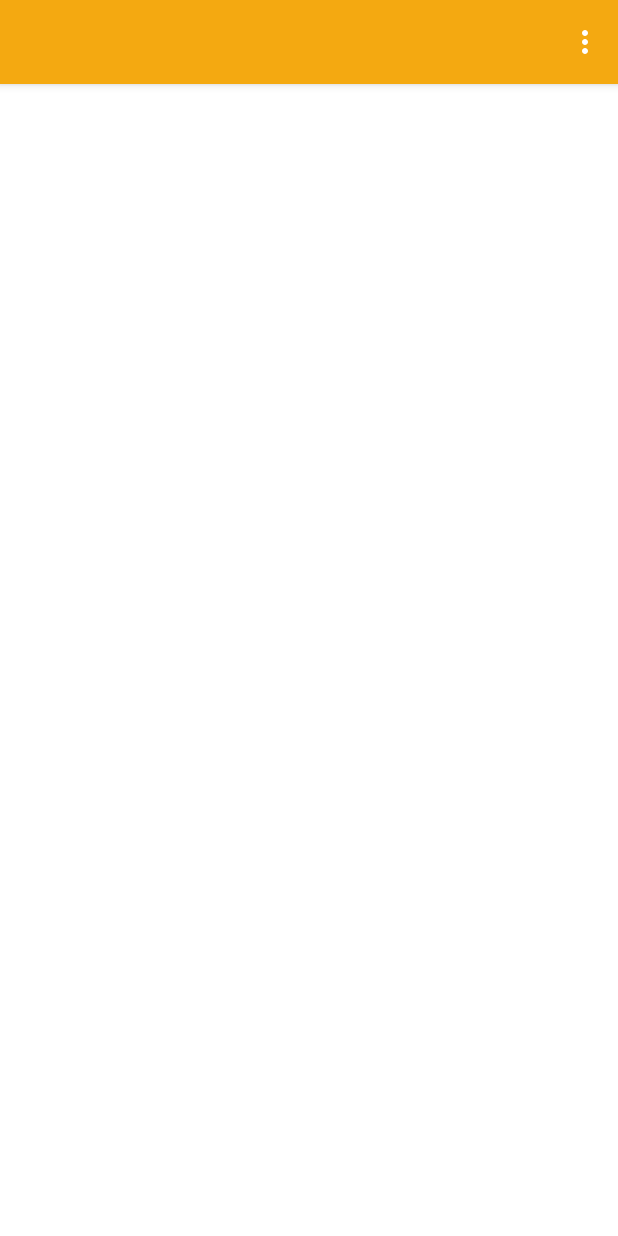
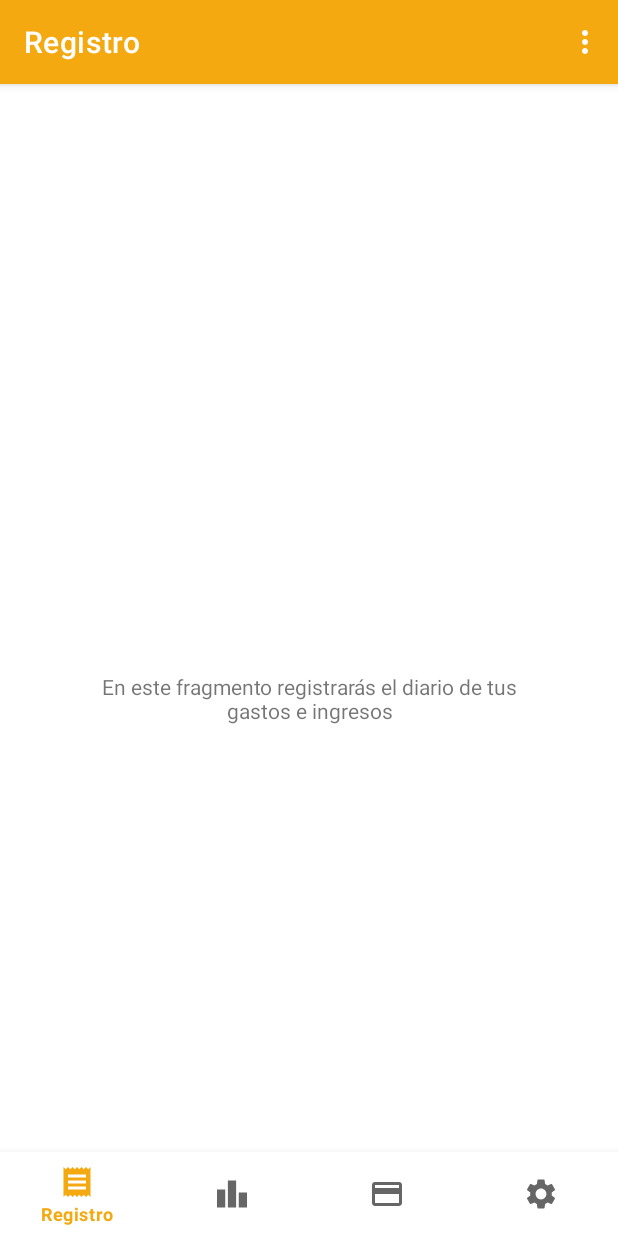
Before and after one commit to JuanRios66/My_Finances, an Android app: the MainActivity screen opened directly, with no data from a screen before it, on a phone screen of 412 x 824 dp. Run offline under Robolectric (Android 15) with nearby library versions, the phone set to English and light mode, and no system bars; our stand-ins replace navigation-ui.

Commit message:
Se añadió el NavButton y los fragmentos correspondientes

```diff
--- a/app/build.gradle
+++ b/app/build.gradle
@@ -43,6 +43,9 @@ dependencies {
     implementation 'androidx.appcompat:appcompat:1.2.0'
     implementation 'com.google.android.material:material:1.3.0'
     implementation 'androidx.constraintlayout:constraintlayout:2.0.4'
+    implementation 'androidx.legacy:legacy-support-v4:1.0.0'
+    implementation 'androidx.navigation:navigation-fragment-ktx:2.3.5'
+    implementation 'androidx.navigation:navigation-ui-ktx:2.3.5'
     testImplementation 'junit:junit:4.+'
     androidTestImplementation 'androidx.test.ext:junit:1.1.2'
     androidTestImplementation 'androidx.test.espresso:espresso-core:3.3.0'
--- a/app/src/main/java/com/juanrios66/myfinances/LoginActivity.kt
+++ b/app/src/main/java/com/juanrios66/myfinances/LoginActivity.kt
@@ -27,7 +27,7 @@ class LoginActivity : AppCompatActivity() {
         setContentView(loginBinding.root)
 
         // Modo test: Usar para evitar registro ya que no se cuenta con base de datos aun
-        usuarios.add(Users("1", "1", "1"))
+        usuarios.add(Users("kdmz1999", "kevinmartinez9907@gmail.com", "123456"))
         if (intent.hasExtra("user")) {
             usuarios.add(intent.getSerializableExtra("user") as Users)
         }
--- a/app/src/main/java/com/juanrios66/myfinances/MainActivity.kt
+++ b/app/src/main/java/com/juanrios66/myfinances/MainActivity.kt
@@ -6,6 +6,11 @@ import android.util.Log
 import android.view.Menu
 import android.view.MenuItem
 import androidx.appcompat.app.AppCompatActivity
+import androidx.navigation.findNavController
+import androidx.navigation.ui.AppBarConfiguration
+import androidx.navigation.ui.setupActionBarWithNavController
+import androidx.navigation.ui.setupWithNavController
+import com.google.android.material.bottomnavigation.BottomNavigationView
 import com.juanrios66.myfinances.databinding.ActivityMainBinding
 
 class MainActivity : AppCompatActivity() {
@@ -19,10 +24,24 @@ class MainActivity : AppCompatActivity() {
         mainBinding = ActivityMainBinding.inflate(layoutInflater)
         setContentView(mainBinding.root)
 
+        val navView: BottomNavigationView = findViewById(R.id.nav_view)
+
+        val navController = findNavController(R.id.nav_host_fragment)
+        // Passing each menu ID as a set of Ids because each
+        // menu should be considered as top level destinations.
+        val appBarConfiguration = AppBarConfiguration(
+            setOf(
+                R.id.navigation_registro,
+                R.id.navigation_estadisticas,
+                R.id.navigation_bienes,
+                R.id.navigation_ajustes
+            )
+        )
+        setupActionBarWithNavController(navController, appBarConfiguration)
+        navView.setupWithNavController(navController)
+
         val data = intent.extras
         this.title = data?.getString("nick")
-        mainBinding.emailtextview.text = data?.getString("email")
-        mainBinding.passwordtextview.text = data?.getString("pass")
         user = Users(data?.getString("nick"), data?.getString("email"), data?.getString("pass"))
         usuarios.add(user)
 
--- /dev/null
+++ b/app/src/main/java/com/juanrios66/myfinances/registro_fragment.kt
@@ -0,0 +1,21 @@
+package com.juanrios66.myfinances
+
+import android.os.Bundle
+import android.view.LayoutInflater
+import android.view.View
+import android.view.ViewGroup
+import androidx.fragment.app.Fragment
+import com.juanrios66.myfinances.databinding.FragmentRegistroBinding
+
+class registro_fragment : Fragment() {
+    private lateinit var registroBinding: FragmentRegistroBinding
+
+    override fun onCreateView(
+        inflater: LayoutInflater,
+        container: ViewGroup?,
+        savedInstanceState: Bundle?
+    ): View? {
+        registroBinding = FragmentRegistroBinding.inflate(inflater, container, false)
+        return registroBinding.root
+    }
+}
--- /dev/null
+++ b/app/src/main/res/drawable/ic_card.xml
@@ -0,0 +1,5 @@
+<vector android:height="48dp" android:tint="#F4A911"
+    android:viewportHeight="24" android:viewportWidth="24"
+    android:width="48dp" xmlns:android="http://schemas.android.com/apk/res/android">
+    <path android:fillColor="@android:color/white" android:pathData="M20,4L4,4c-1.11,0 -1.99,0.89 -1.99,2L2,18c0,1.11 0.89,2 2,2h16c1.11,0 2,-0.89 2,-2L22,6c0,-1.11 -0.89,-2 -2,-2zM20,18L4,18v-6h16v6zM20,8L4,8L4,6h16v2z"/>
+</vector>
--- /dev/null
+++ b/app/src/main/res/drawable/ic_receipt.xml
@@ -0,0 +1,5 @@
+<vector android:height="48dp" android:tint="#F4A911"
+    android:viewportHeight="24" android:viewportWidth="24"
+    android:width="48dp" xmlns:android="http://schemas.android.com/apk/res/android">
+    <path android:fillColor="@android:color/white" android:pathData="M18,17L6,17v-2h12v2zM18,13L6,13v-2h12v2zM18,9L6,9L6,7h12v2zM3,22l1.5,-1.5L6,22l1.5,-1.5L9,22l1.5,-1.5L12,22l1.5,-1.5L15,22l1.5,-1.5L18,22l1.5,-1.5L21,22L21,2l-1.5,1.5L18,2l-1.5,1.5L15,2l-1.5,1.5L12,2l-1.5,1.5L9,2 7.5,3.5 6,2 4.5,3.5 3,2v20z"/>
+</vector>
--- /dev/null
+++ b/app/src/main/res/drawable/ic_settings.xml
@@ -0,0 +1,5 @@
+<vector android:height="48dp" android:tint="#F4A911"
+    android:viewportHeight="24" android:viewportWidth="24"
+    android:width="48dp" xmlns:android="http://schemas.android.com/apk/res/android">
+    <path android:fillColor="@android:color/white" android:pathData="M19.14,12.94c0.04,-0.3 0.06,-0.61 0.06,-0.94c0,-0.32 -0.02,-0.64 -0.07,-0.94l2.03,-1.58c0.18,-0.14 0.23,-0.41 0.12,-0.61l-1.92,-3.32c-0.12,-0.22 -0.37,-0.29 -0.59,-0.22l-2.39,0.96c-0.5,-0.38 -1.03,-0.7 -1.62,-0.94L14.4,2.81c-0.04,-0.24 -0.24,-0.41 -0.48,-0.41h-3.84c-0.24,0 -0.43,0.17 -0.47,0.41L9.25,5.35C8.66,5.59 8.12,5.92 7.63,6.29L5.24,5.33c-0.22,-0.08 -0.47,0 -0.59,0.22L2.74,8.87C2.62,9.08 2.66,9.34 2.86,9.48l2.03,1.58C4.84,11.36 4.8,11.69 4.8,12s0.02,0.64 0.07,0.94l-2.03,1.58c-0.18,0.14 -0.23,0.41 -0.12,0.61l1.92,3.32c0.12,0.22 0.37,0.29 0.59,0.22l2.39,-0.96c0.5,0.38 1.03,0.7 1.62,0.94l0.36,2.54c0.05,0.24 0.24,0.41 0.48,0.41h3.84c0.24,0 0.44,-0.17 0.47,-0.41l0.36,-2.54c0.59,-0.24 1.13,-0.56 1.62,-0.94l2.39,0.96c0.22,0.08 0.47,0 0.59,-0.22l1.92,-3.32c0.12,-0.22 0.07,-0.47 -0.12,-0.61L19.14,12.94zM12,15.6c-1.98,0 -3.6,-1.62 -3.6,-3.6s1.62,-3.6 3.6,-3.6s3.6,1.62 3.6,3.6S13.98,15.6 12,15.6z"/>
+</vector>
--- /dev/null
+++ b/app/src/main/res/drawable/ic_statistics.xml
@@ -0,0 +1,5 @@
+<vector android:height="48dp" android:tint="#F4A911"
+    android:viewportHeight="24" android:viewportWidth="24"
+    android:width="48dp" xmlns:android="http://schemas.android.com/apk/res/android">
+    <path android:fillColor="@android:color/white" android:pathData="M7.5,21H2V9h5.5V21zM14.75,3h-5.5v18h5.5V3zM22,11h-5.5v10H22V11z"/>
+</vector>
--- a/app/src/main/res/layout/activity_main.xml
+++ b/app/src/main/res/layout/activity_main.xml
@@ -1,28 +1,33 @@
 <?xml version="1.0" encoding="utf-8"?>
 <androidx.constraintlayout.widget.ConstraintLayout xmlns:android="http://schemas.android.com/apk/res/android"
     xmlns:app="http://schemas.android.com/apk/res-auto"
-    xmlns:tools="http://schemas.android.com/tools"
+    android:id="@+id/container"
     android:layout_width="match_parent"
     android:layout_height="match_parent"
-    tools:context=".MainActivity">
+    android:paddingTop="?attr/actionBarSize">
 
-    <TextView
-        android:id="@+id/emailtextview"
-        android:layout_width="wrap_content"
+    <com.google.android.material.bottomnavigation.BottomNavigationView
+        android:id="@+id/nav_view"
+        android:layout_width="0dp"
         android:layout_height="wrap_content"
-        android:layout_marginTop="200dp"
-        app:layout_constraintBottom_toTopOf="@+id/passwordtextview"
+        android:layout_marginStart="0dp"
+        android:layout_marginEnd="0dp"
+        android:background="?android:attr/windowBackground"
+        app:layout_constraintBottom_toBottomOf="parent"
         app:layout_constraintLeft_toLeftOf="parent"
         app:layout_constraintRight_toRightOf="parent"
-        app:layout_constraintTop_toTopOf="parent" />
+        app:menu="@menu/button_nav_menu" />
 
-    <TextView
-        android:id="@+id/passwordtextview"
-        android:layout_width="wrap_content"
-        android:layout_height="wrap_content"
-        app:layout_constraintBottom_toBottomOf="parent"
-        app:layout_constraintEnd_toEndOf="parent"
-        app:layout_constraintStart_toStartOf="parent"
-        app:layout_constraintTop_toTopOf="parent" />
+    <fragment
+        android:id="@+id/nav_host_fragment"
+        android:name="androidx.navigation.fragment.NavHostFragment"
+        android:layout_width="match_parent"
+        android:layout_height="match_parent"
+        app:defaultNavHost="true"
+        app:layout_constraintBottom_toTopOf="@id/nav_view"
+        app:layout_constraintLeft_toLeftOf="parent"
+        app:layout_constraintRight_toRightOf="parent"
+        app:layout_constraintTop_toTopOf="parent"
+        app:navGraph="@navigation/mobile_navigation" />
 
 </androidx.constraintlayout.widget.ConstraintLayout>
--- /dev/null
+++ b/app/src/main/res/layout/fragment_registro.xml
@@ -0,0 +1,22 @@
+<?xml version="1.0" encoding="utf-8"?>
+<androidx.constraintlayout.widget.ConstraintLayout xmlns:android="http://schemas.android.com/apk/res/android"
+    xmlns:app="http://schemas.android.com/apk/res-auto"
+    xmlns:tools="http://schemas.android.com/tools"
+    android:id="@+id/frameLayout"
+    android:layout_width="match_parent"
+    android:layout_height="match_parent"
+    tools:context=".registro_fragment">
+
+    <!-- TODO: Update blank fragment layout -->
+    <TextView
+        android:id="@+id/textView"
+        android:layout_width="300dp"
+        android:layout_height="40dp"
+        android:textAlignment="center"
+        android:text="@string/label_registro"
+        app:layout_constraintBottom_toBottomOf="parent"
+        app:layout_constraintEnd_toEndOf="parent"
+        app:layout_constraintStart_toStartOf="parent"
+        app:layout_constraintTop_toTopOf="parent" />
+
+</androidx.constraintlayout.widget.ConstraintLayout>
--- /dev/null
+++ b/app/src/main/res/menu/button_nav_menu.xml
@@ -0,0 +1,23 @@
+<?xml version="1.0" encoding="utf-8"?>
+<menu xmlns:android="http://schemas.android.com/apk/res/android">
+    <item
+        android:id="@+id/navigation_registro"
+        android:enabled="true"
+        android:icon="@drawable/ic_receipt"
+        android:title="@string/registro"/>
+    <item
+        android:id="@+id/navigation_estadisticas"
+        android:enabled="true"
+        android:icon="@drawable/ic_statistics"
+        android:title="@string/estad_sticas"/>
+    <item
+        android:id="@+id/navigation_bienes"
+        android:enabled="true"
+        android:icon="@drawable/ic_card"
+        android:title="@string/bienes"/>
+    <item
+        android:id="@+id/navigation_ajustes"
+        android:enabled="true"
+        android:icon="@drawable/ic_settings"
+        android:title="@string/ajustes"/>
+</menu>
--- /dev/null
+++ b/app/src/main/res/navigation/mobile_navigation.xml
@@ -0,0 +1,28 @@
+<?xml version="1.0" encoding="utf-8"?>
+<navigation xmlns:android="http://schemas.android.com/apk/res/android"
+    xmlns:app="http://schemas.android.com/apk/res-auto"
+    xmlns:tools="http://schemas.android.com/tools"
+    android:id="@+id/mobile_navigation"
+    app:startDestination="@+id/navigation_registro">
+
+    <fragment
+        android:id="@+id/navigation_registro"
+        android:name="com.juanrios66.myfinances.registro_fragment"
+        android:label="@string/registro"
+        tools:layout="@layout/fragment_registro" />
+    <fragment
+        android:id="@+id/navigation_estadisticas"
+        android:name="com.juanrios66.myfinances.estadisticas_fragment"
+        android:label="@string/estad_sticas"
+        tools:layout="@layout/fragment_estadisticas" />
+    <fragment
+        android:id="@+id/navigation_bienes"
+        android:name="com.juanrios66.myfinances.bienes_fragment"
+        android:label="@string/bienes"
+        tools:layout="@layout/fragment_bienes" />
+    <fragment
+        android:id="@+id/navigation_ajustes"
+        android:name="com.juanrios66.myfinances.ajustes_fragment"
+        android:label="@string/ajustes"
+        tools:layout="@layout/fragment_ajustes" />
+</navigation>
--- a/app/src/main/res/values/strings.xml
+++ b/app/src/main/res/values/strings.xml
@@ -3,7 +3,7 @@
     <string name="email">Correo electrónico</string>
     <string name="pass">Contraseña</string>
     <string name="title">My Finances</string>
-    <string name="send" >Iniciar sesión</string>
+    <string name="send">Iniciar sesión</string>
     <string name="error_pass">*Campo obligatorio</string>
     <string name="name">Nombre de usuario</string>
     <string name="repeatpass">Repetir contraseña</string>
@@ -22,4 +22,14 @@
     <string name="digits8">El usuario debe tener al menos 8 caracteres</string>
     <string name="digits6">La contraseña debe tener al menos 6 caracteres</string>
     <string name="email_invalido">El Correo electrónico debe tener la forma example@email.com</string>
+    <string name="registro">Registro</string>
+    <string name="estad_sticas">Estadísticas</string>
+    <string name="bienes">Bienes</string>
+    <string name="ajustes">Ajustes</string>
+    <!-- TODO: Remove or change this placeholder text -->
+    <string name="hello_blank_fragment">Hello blank fragment</string>
+    <string name="label_registro">En este fragmento registrarás el diario de tus gastos e ingresos</string>
+    <string name="label_estadisticas">En este fragmento encontrarás las estadísticas de tus movimientos</string>
+    <string name="label_bienes">En este fragmento encontrarás los saldos a favor y tus obligaciones</string>
+    <string name="label_ajustes">En este fragmento se podrán hacer ajustes de la aplicación</string>
 </resources>
```
Also changed, not shown: app/src/main/java/com/juanrios66/myfinances/ajustes_fragment.kt (added, +21 -0 lines), app/src/main/java/com/juanrios66/myfinances/bienes_fragment.kt (added, +21 -0 lines), app/src/main/java/com/juanrios66/myfinances/estadisticas_fragment.kt (added, +21 -0 lines), app/src/main/res/layout/fragment_ajustes.xml (added, +22 -0 lines), app/src/main/res/layout/fragment_bienes.xml (added, +22 -0 lines), app/src/main/res/layout/fragment_estadisticas.xml (added, +22 -0 lines).
